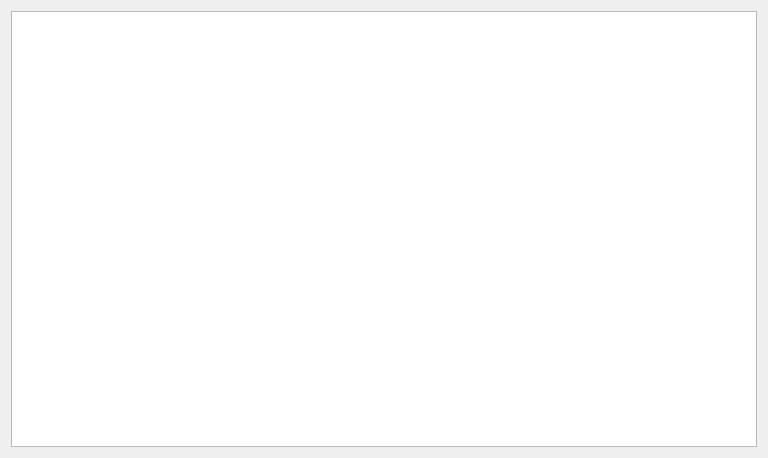
Protestator-Research/StructuraSystems, file stucturasystems/ui/CodeWidget.ui: the form before one commit.
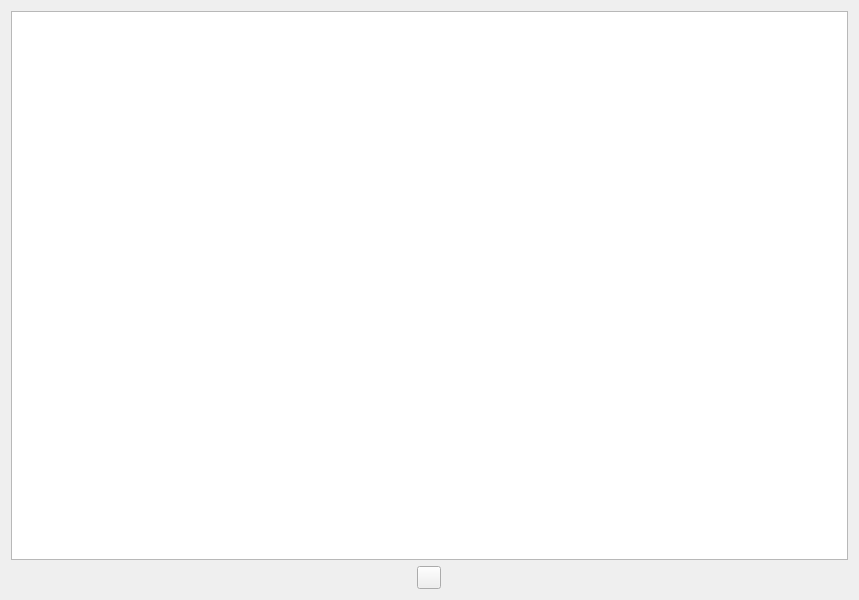
The form after the commit.

Patch:
```diff
--- a/stucturasystems/ui/CodeWidget.ui
+++ b/stucturasystems/ui/CodeWidget.ui
@@ -6,8 +6,8 @@
    <rect>
     <x>0</x>
     <y>0</y>
-    <width>768</width>
-    <height>458</height>
+    <width>859</width>
+    <height>600</height>
    </rect>
   </property>
   <property name="windowTitle">
@@ -20,6 +20,17 @@
    <item>
     <widget class="QListView" name="MarkdownCodeEditingWidget"/>
    </item>
+   <item>
+    <layout class="QHBoxLayout" name="horizontalLayout">
+     <item>
+      <widget class="QToolButton" name="AddElementToolButton">
+       <property name="text">
+        <string/>
+       </property>
+      </widget>
+     </item>
+    </layout>
+   </item>
   </layout>
  </widget>
  <resources/>
```
